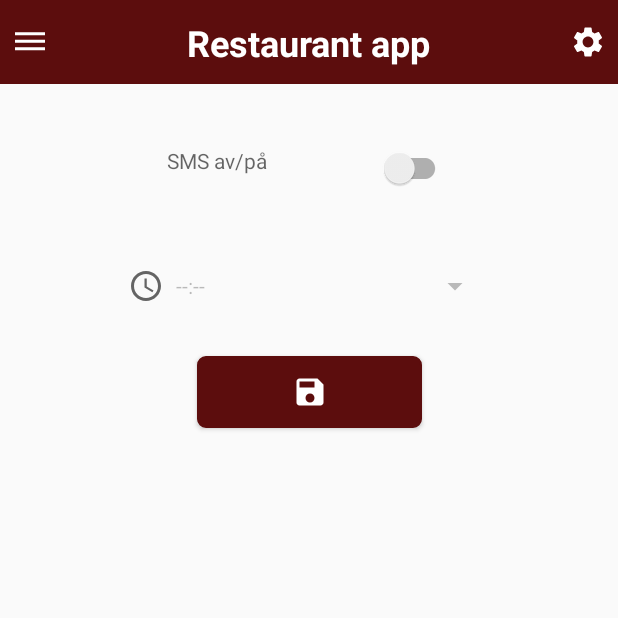
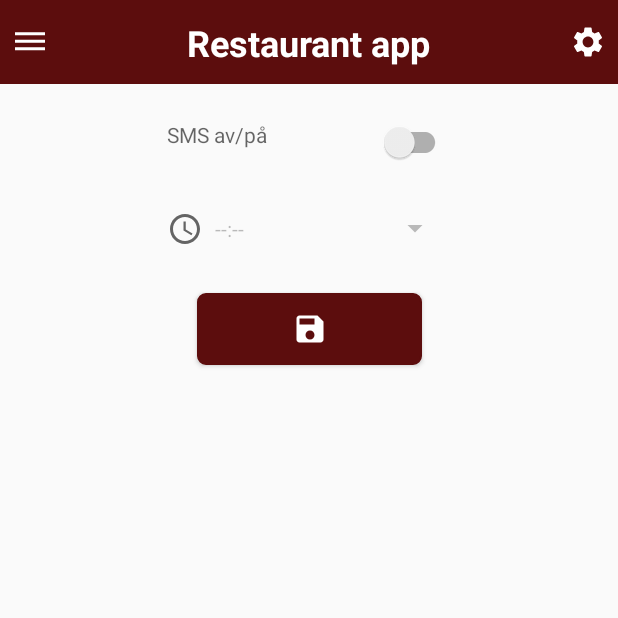
Before and after one commit to WilliamNerem/ApputviklingMappe2, an Android app: the Preferanser screen opened directly, with no data from a screen before it, on a phone screen of 412 x 824 dp, the top half of it. Run offline under Robolectric (Android 15) with nearby library versions, the phone set to English and light mode, and no system bars.

Commit message:
Fikset styling på preferanser og ok knapp på venner checklist

```diff
--- a/ApputviklingMappe2/app/src/main/java/com/example/apputviklingmappe2/BestillBord.java
+++ b/ApputviklingMappe2/app/src/main/java/com/example/apputviklingmappe2/BestillBord.java
@@ -168,6 +168,12 @@ public class BestillBord extends AppCompatActivity {
                 }
             }
         });
+        alertDialog.setPositiveButton("Ok", new DialogInterface.OnClickListener() {
+            @Override
+            public void onClick(DialogInterface dialogInterface, int i) {
+                dialogInterface.cancel();
+            }
+        });
         alertDialog.show();
     }
 
--- a/ApputviklingMappe2/app/src/main/res/layout/preferanser.xml
+++ b/ApputviklingMappe2/app/src/main/res/layout/preferanser.xml
@@ -20,7 +20,7 @@
 
         <androidx.appcompat.widget.SwitchCompat
         android:layout_width="96dp"
-        android:layout_height="64dp"
+        android:layout_height="wrap_content"
         android:id="@+id/settingsSwitch"
         app:layout_constraintBottom_toBottomOf="parent"
         app:layout_constraintEnd_toEndOf="parent"
@@ -70,15 +70,15 @@
 
         <Button
             android:id="@+id/time"
-            android:layout_width="210dp"
-            android:layout_height="45dp"
             style="?android:spinnerStyle"
+            android:layout_width="157dp"
+            android:layout_height="38dp"
             android:onClick="openTimePicker"
             app:layout_constraintBottom_toBottomOf="parent"
             app:layout_constraintEnd_toEndOf="parent"
             app:layout_constraintHorizontal_bias="0.5"
             app:layout_constraintStart_toEndOf="@+id/iconTime"
-            app:layout_constraintTop_toTopOf="parent"/>
+            app:layout_constraintTop_toTopOf="parent" />
 
 
     </androidx.constraintlayout.widget.ConstraintLayout>
```
